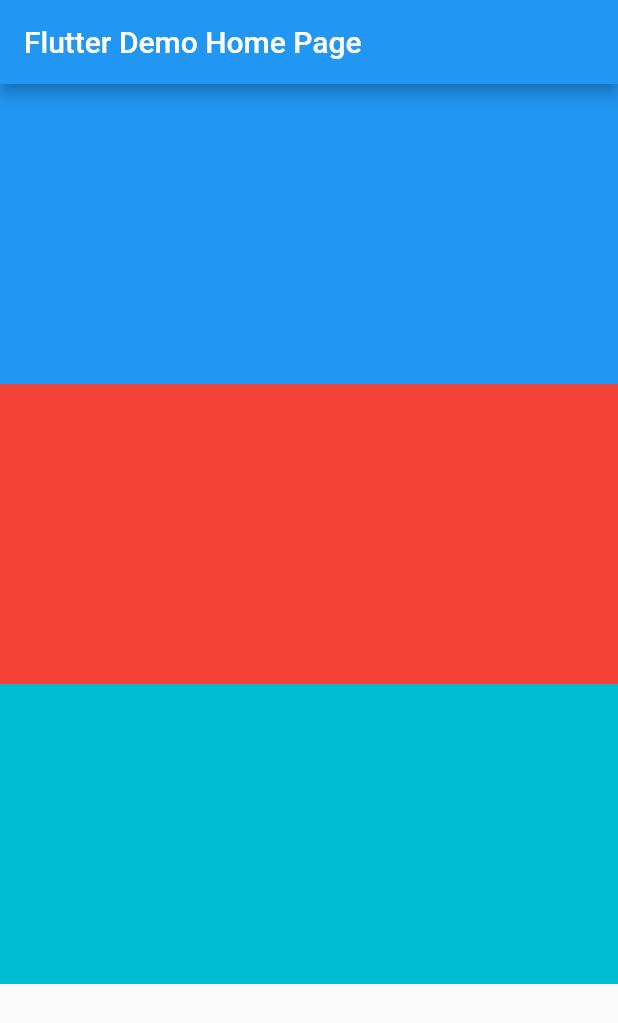
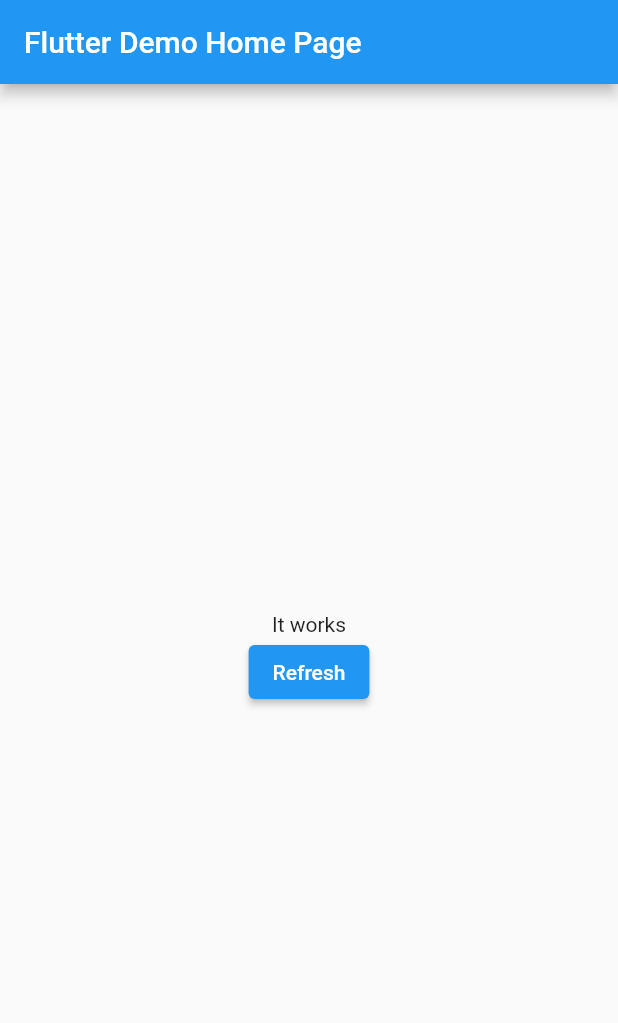
Before and after one commit to shindeyy/flutterdemo, a Flutter app: the screen it shows after launch, on a phone screen of 412 x 824 dp. Shown: the top 1023 px of the screen. Run offline on Flutter 3.47's test engine with Material 2 defaults, Android fonts, the phone set to English and light mode, and no system bars.

```diff
--- a/lib/main.dart
+++ b/lib/main.dart
@@ -3,6 +3,47 @@ import 'package:flutter/material.dart';
 void main() {
   runApp(const MyApp());
   //runApp(const _TimePickerDemo());
+}
+
+class _FutureDemo extends State<MyHomePage>{
+  @override
+  Widget build(BuildContext context) {
+    return Scaffold(appBar:
+      AppBar(
+        title: Text(widget.title),
+      ),
+      body: Center(
+        child: FutureBuilder(future:
+          getData(),
+          builder: (context, snapshot){
+              if(snapshot.connectionState == ConnectionState.waiting){
+                    return const CircularProgressIndicator.adaptive();
+              }
+              if(snapshot.hasError){
+                  return Text(snapshot.error.toString());
+              }
+              else {
+                  return Column(
+                    mainAxisSize: MainAxisSize.min,
+                    children: [
+                      Text(snapshot.data.toString()),
+                      ElevatedButton(onPressed:(){
+                        setState(() {});
+                        }, child: const Text("Refresh"))
+                    ],
+                  );
+              }
+          },
+        ),
+    ),
+    );
+  }
+}
+
+Future<String> getData() async {
+  await Future.delayed(const Duration(seconds: 1));
+      //throw "An error occured";
+      return "It works";
 }
 
 class _SizeDemo extends State<MyHomePage>{
@@ -397,5 +438,5 @@ class MyHomePage extends StatefulWidget {
   final String title;
 
   @override
-  State<MyHomePage> createState() => _SizeDemo();
+  State<MyHomePage> createState() => _FutureDemo();
 }
```
Also changed, not shown: 2 other files.
